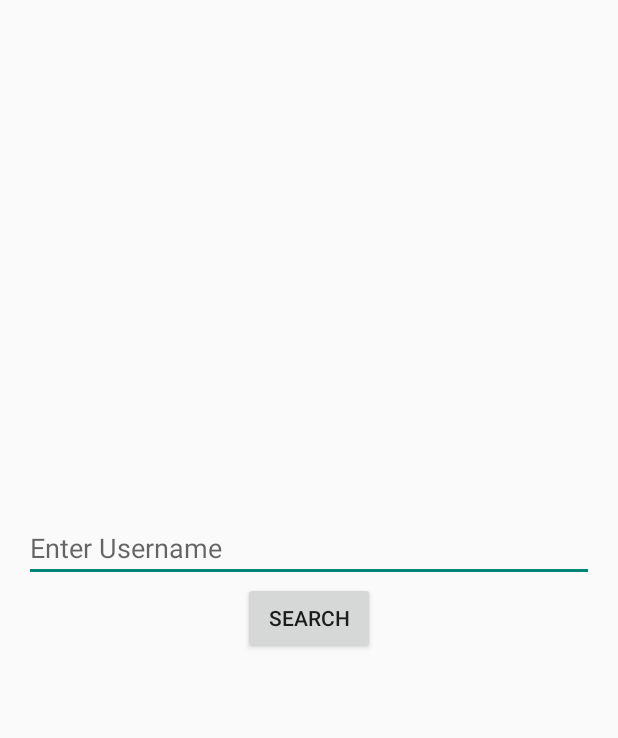
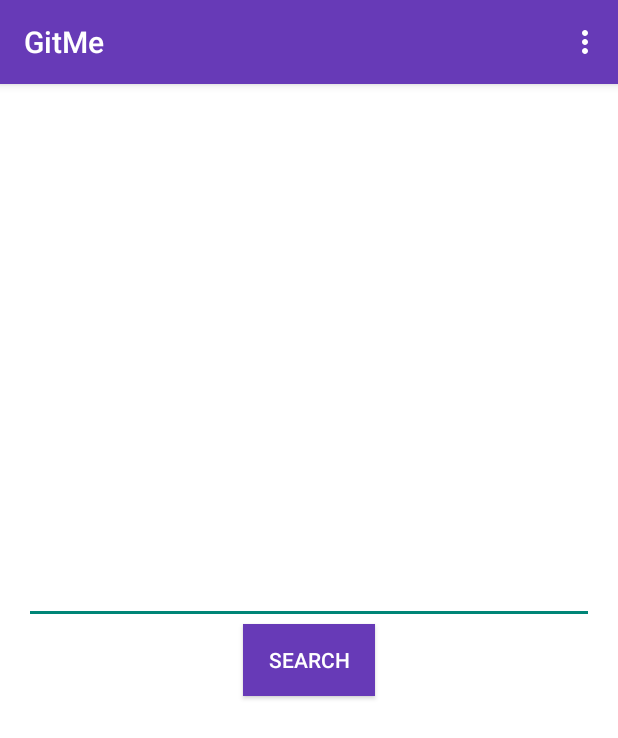
Before and after one commit to umeshkumarkhanna/GitMe, an Android app: the screen it shows after launch (MainActivity), on a phone screen of 412 x 824 dp. Shown: the top 738 px of the screen. Run offline under Robolectric (Android 15) with nearby library versions, the phone set to English and light mode, and no system bars; libraries missing offline, so code that uses them is left out: retrofit.client.

Commit message:
Added Material Design and Updated some UI

```diff
--- a/app/build.gradle
+++ b/app/build.gradle
@@ -6,7 +6,7 @@ android {
 
     defaultConfig {
         applicationId "ca.umeshkhanna.gitme"
-        minSdkVersion 15
+        minSdkVersion 21
         targetSdkVersion 23
         versionCode 1
         versionName "1.0"
@@ -25,4 +25,6 @@ dependencies {
     compile 'com.squareup.retrofit:retrofit:1.9.0'
     compile 'com.squareup.okhttp:okhttp:2.5.0'
     compile 'com.squareup.picasso:picasso:2.5.2'
+    compile 'com.android.support:cardview-v7:21.0.+'
+    compile 'com.android.support:recyclerview-v7:21.0.+'
 }
--- a/app/src/main/java/ca/umeshkhanna/gitme/MainActivity.java
+++ b/app/src/main/java/ca/umeshkhanna/gitme/MainActivity.java
@@ -1,5 +1,6 @@
 package ca.umeshkhanna.gitme;
 
+import android.app.Activity;
 import android.content.Context;
 import android.content.Intent;
 import android.support.v7.app.AppCompatActivity;
@@ -16,7 +17,7 @@ import retrofit.Callback;
 import retrofit.RetrofitError;
 import retrofit.client.Response;
 
-public class MainActivity extends AppCompatActivity {
+public class MainActivity extends Activity {
 
     @Override
     protected void onCreate(Bundle savedInstanceState) {
--- a/app/src/main/java/ca/umeshkhanna/gitme/UserProfileActivity.java
+++ b/app/src/main/java/ca/umeshkhanna/gitme/UserProfileActivity.java
@@ -1,5 +1,6 @@
 package ca.umeshkhanna.gitme;
 
+import android.app.Activity;
 import android.support.v7.app.AppCompatActivity;
 import android.os.Bundle;
 import android.view.Menu;
@@ -9,7 +10,7 @@ import android.widget.TextView;
 
 import com.squareup.picasso.Picasso;
 
-public class UserProfileActivity extends AppCompatActivity {
+public class UserProfileActivity extends Activity {
 
     @Override
     protected void onCreate(Bundle savedInstanceState) {
--- a/app/src/main/res/layout/activity_main.xml
+++ b/app/src/main/res/layout/activity_main.xml
@@ -3,7 +3,8 @@
     android:layout_height="match_parent" android:paddingLeft="@dimen/activity_horizontal_margin"
     android:paddingRight="@dimen/activity_horizontal_margin"
     android:paddingTop="@dimen/activity_vertical_margin"
-    android:paddingBottom="@dimen/activity_vertical_margin" tools:context=".MainActivity">
+    android:paddingBottom="@dimen/activity_vertical_margin" tools:context=".MainActivity"
+    >
 
 
     <Button
@@ -12,7 +13,8 @@
         android:text="Search"
         android:id="@+id/searchUserButton"
         android:layout_centerVertical="true"
-        android:layout_centerHorizontal="true" />
+        android:layout_centerHorizontal="true"
+        android:background="@color/primary"/>
 
     <EditText
         android:layout_width="match_parent"
@@ -20,6 +22,7 @@
         android:id="@+id/userNameField"
         android:layout_above="@+id/searchUserButton"
         android:layout_centerHorizontal="true"
+        android:textColor= "@color/primary_text"
         android:hint="Enter Username" />
 
 </RelativeLayout>
--- a/app/src/main/res/values/styles.xml
+++ b/app/src/main/res/values/styles.xml
@@ -1,8 +1,40 @@
-<resources>
+
 
     <!-- Base application theme. -->
-    <style name="AppTheme" parent="Theme.AppCompat.Light.NoActionBar">
-        <!-- Customize your theme here. -->
-    </style>
 
+
+    <!--<resources>-->
+        <!--&lt;!&ndash; your theme inherits from the material theme &ndash;&gt;-->
+        <!--<style name="AppTheme" parent="android:Theme.Material">-->
+            <!--&lt;!&ndash; theme customizations &ndash;&gt;-->
+        <!--</style>-->
+    <!--</resources>-->
+
+
+<resources>
+<!-- inherit from the material theme -->
+    <!--<style name="AppTheme1" parent="Theme.AppCompat.Light.NoActionBar">-->
+        <!--&lt;!&ndash; Customize your theme here. &ndash;&gt;-->
+    <!--</style>-->
+<style name="AppTheme" parent="android:Theme.Material">
+    <!-- Main theme colors -->
+    <!--   your app branding color for the app bar -->
+    <item name="android:colorPrimary">@color/primary</item>
+    <!--   darker variant for the status bar and contextual app bars -->
+    <item name="android:colorPrimaryDark">@color/primary_dark</item>
+    <item name="android:textColorPrimary">@color/primary_light</item>
+    <!--   theme UI controls like checkboxes and text fields -->
+    <item name="android:colorAccent">@color/accent_material_light</item>
+    <item name="android:windowBackground">@color/primary_light</item>
+    <item name="android:navigationBarColor">@color/primary_dark_material_dark</item>
+
+</style>
+    <color name="primary">#673AB7</color>
+    <color name="primary_dark">#512DA8</color>
+    <color name="primary_light">#FFFFFF</color>
+    <color name="accent">#9E9E9E</color>
+    <color name="primary_text">#212121</color>
+    <color name="secondary_text">#727272</color>
+    <color name="icons">#FFFFFF</color>
+    <color name="divider">#B6B6B6</color>
 </resources>
```
Also changed, not shown: app/src/main/res/layout/activity_user_profile.xml (+34 -23 lines), 1 other file.
